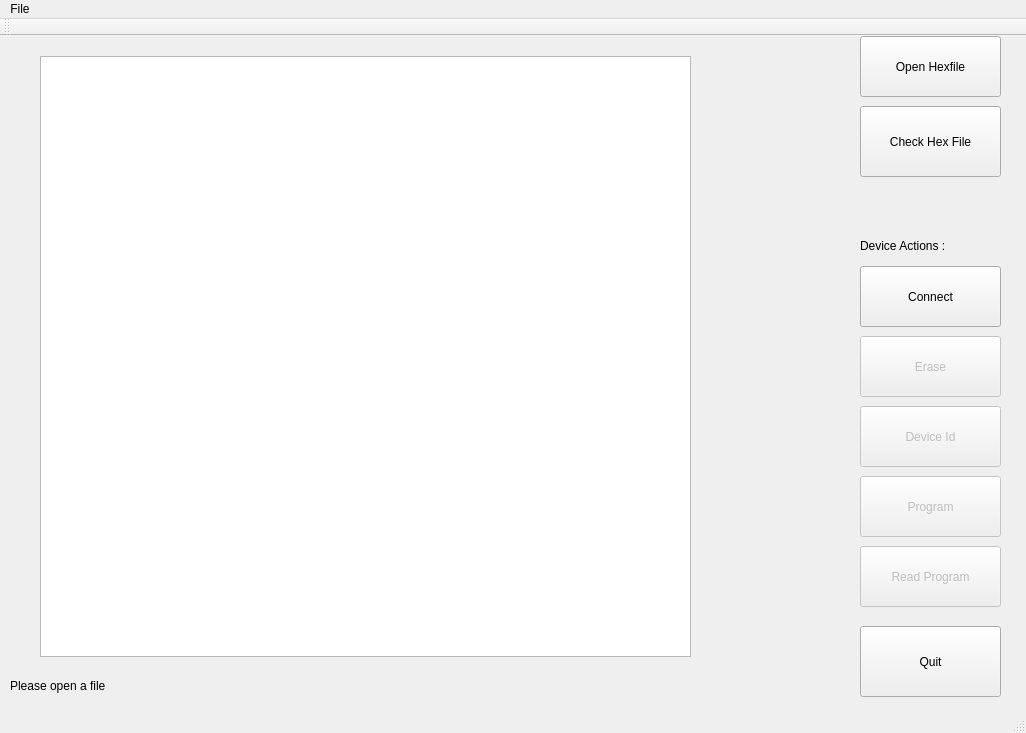
Before: the Qt Designer form branches/frans/info/ui/mainwindow.ui in fransschreuder/usbpicprog, drawn with Qt 5.
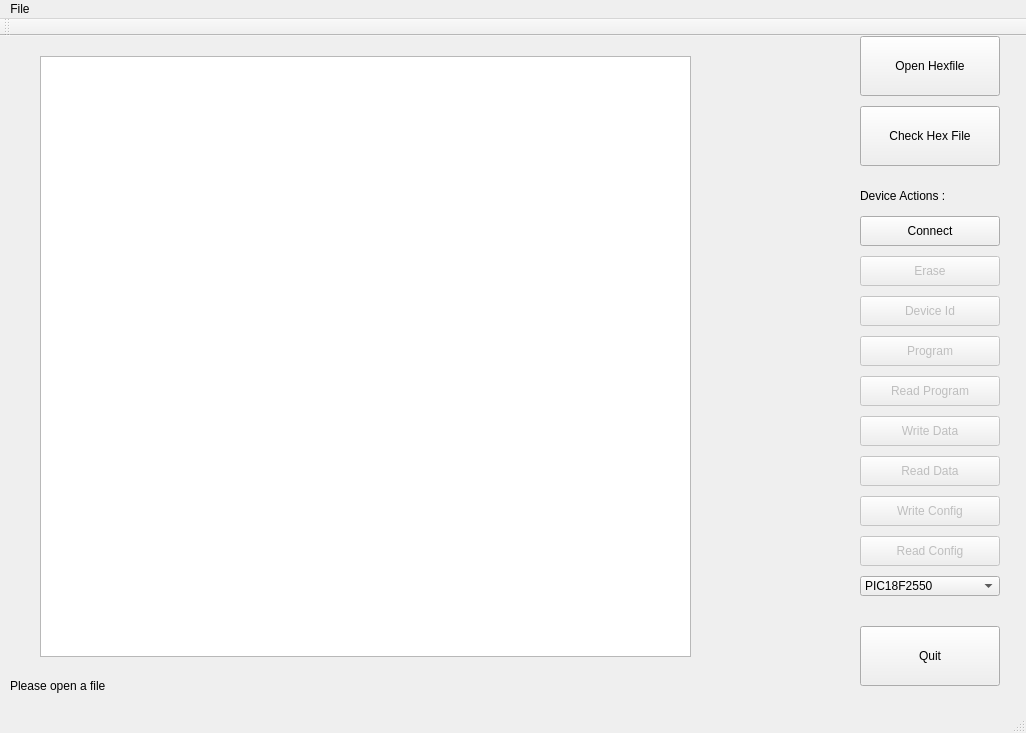
After: the same form once the commit is applied.

Commit message: implemented test functions for read and write data

What changed in the file:
```diff
--- a/branches/frans/info/ui/mainwindow.ui
+++ b/branches/frans/info/ui/mainwindow.ui
@@ -18,8 +18,8 @@
      <rect>
       <x>860</x>
       <y>590</y>
-      <width>141</width>
-      <height>71</height>
+      <width>140</width>
+      <height>60</height>
      </rect>
     </property>
     <property name="text" >
@@ -31,8 +31,8 @@
      <rect>
       <x>860</x>
       <y>0</y>
-      <width>141</width>
-      <height>61</height>
+      <width>140</width>
+      <height>60</height>
      </rect>
     </property>
     <property name="text" >
@@ -46,9 +46,9 @@
     <property name="geometry" >
      <rect>
       <x>860</x>
-      <y>440</y>
-      <width>141</width>
-      <height>61</height>
+      <y>300</y>
+      <width>140</width>
+      <height>30</height>
      </rect>
     </property>
     <property name="text" >
@@ -62,9 +62,9 @@
     <property name="geometry" >
      <rect>
       <x>860</x>
-      <y>510</y>
-      <width>141</width>
-      <height>61</height>
+      <y>340</y>
+      <width>140</width>
+      <height>30</height>
      </rect>
     </property>
     <property name="text" >
@@ -99,8 +99,8 @@
      <rect>
       <x>860</x>
       <y>70</y>
-      <width>141</width>
-      <height>71</height>
+      <width>140</width>
+      <height>60</height>
      </rect>
     </property>
     <property name="text" >
@@ -111,9 +111,9 @@
     <property name="geometry" >
      <rect>
       <x>860</x>
-      <y>230</y>
-      <width>141</width>
-      <height>61</height>
+      <y>180</y>
+      <width>140</width>
+      <height>30</height>
      </rect>
     </property>
     <property name="text" >
@@ -127,9 +127,9 @@
     <property name="geometry" >
      <rect>
       <x>860</x>
-      <y>300</y>
-      <width>141</width>
-      <height>61</height>
+      <y>220</y>
+      <width>140</width>
+      <height>30</height>
      </rect>
     </property>
     <property name="text" >
@@ -140,7 +140,7 @@
     <property name="geometry" >
      <rect>
       <x>860</x>
-      <y>200</y>
+      <y>150</y>
       <width>141</width>
       <height>20</height>
      </rect>
@@ -156,15 +156,104 @@
     <property name="geometry" >
      <rect>
       <x>860</x>
-      <y>370</y>
-      <width>141</width>
-      <height>61</height>
+      <y>260</y>
+      <width>140</width>
+      <height>30</height>
      </rect>
     </property>
     <property name="text" >
      <string>Device Id</string>
     </property>
    </widget>
+   <widget class="QPushButton" name="dataButton" >
+    <property name="enabled" >
+     <bool>false</bool>
+    </property>
+    <property name="geometry" >
+     <rect>
+      <x>860</x>
+      <y>380</y>
+      <width>140</width>
+      <height>30</height>
+     </rect>
+    </property>
+    <property name="text" >
+     <string>Write Data</string>
+    </property>
+   </widget>
+   <widget class="QPushButton" name="rDataButton" >
+    <property name="enabled" >
+     <bool>false</bool>
+    </property>
+    <property name="geometry" >
+     <rect>
+      <x>860</x>
+      <y>420</y>
+      <width>140</width>
+      <height>30</height>
+     </rect>
+    </property>
+    <property name="text" >
+     <string>Read Data</string>
+    </property>
+   </widget>
+   <widget class="QPushButton" name="configButton" >
+    <property name="enabled" >
+     <bool>false</bool>
+    </property>
+    <property name="geometry" >
+     <rect>
+      <x>860</x>
+      <y>460</y>
+      <width>140</width>
+      <height>30</height>
+     </rect>
+    </property>
+    <property name="text" >
+     <string>Write Config</string>
+    </property>
+   </widget>
+   <widget class="QPushButton" name="rConfigButton" >
+    <property name="enabled" >
+     <bool>false</bool>
+    </property>
+    <property name="geometry" >
+     <rect>
+      <x>860</x>
+      <y>500</y>
+      <width>140</width>
+      <height>30</height>
+     </rect>
+    </property>
+    <property name="text" >
+     <string>Read Config</string>
+    </property>
+   </widget>
+   <widget class="QComboBox" name="typeCombo" >
+    <property name="geometry" >
+     <rect>
+      <x>860</x>
+      <y>540</y>
+      <width>140</width>
+      <height>20</height>
+     </rect>
+    </property>
+    <item>
+     <property name="text" >
+      <string>PIC18F2550</string>
+     </property>
+    </item>
+    <item>
+     <property name="text" >
+      <string>PIC18F452</string>
+     </property>
+    </item>
+    <item>
+     <property name="text" >
+      <string>PIC16F876A</string>
+     </property>
+    </item>
+   </widget>
   </widget>
   <widget class="QMenuBar" name="menubar" >
    <property name="geometry" >
```
The commit also changes 4 other files.
